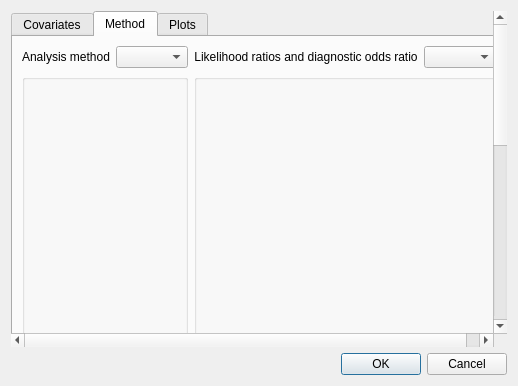
First picture: the form in src/rc_metastudio/forms/analysis_setup_dialog.ui, repository AliSalman-et-al/rc-metastudio, before the edit.
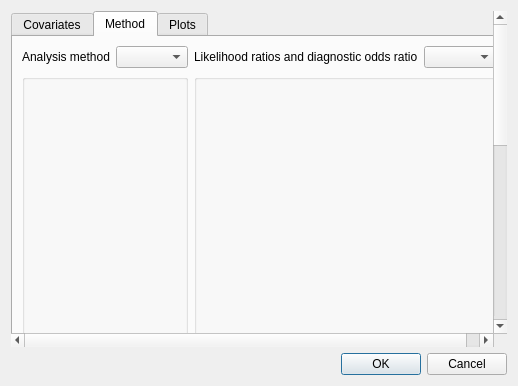
Second picture: the form after the edit. The open tabs and pages were chosen to show the change. Icons and pictures are not drawn. Custom widgets are drawn as their Qt base class.

Commit message: Fit dialogs to active content and align calculator confidence fields

The edit to the form file:
```diff
--- a/src/rc_metastudio/forms/analysis_setup_dialog.ui
+++ b/src/rc_metastudio/forms/analysis_setup_dialog.ui
@@ -102,7 +102,7 @@
           <widget class="QLabel" name="lr_dor_method_lbl">
            <property name="visible"><bool>false</bool></property>
            <property name="text"><string>Likelihood ratios and diagnostic odds ratio</string></property>
-           <property name="alignment"><set>Qt::AlignCenter</set></property>
+           <property name="alignment"><set>Qt::AlignLeft|Qt::AlignVCenter</set></property>
           </widget>
          </item>
          <item row="0" column="3">
```
Left out of the diff: 2 changed lines with no effect on the pictures. The commit also changes 14 other files.
